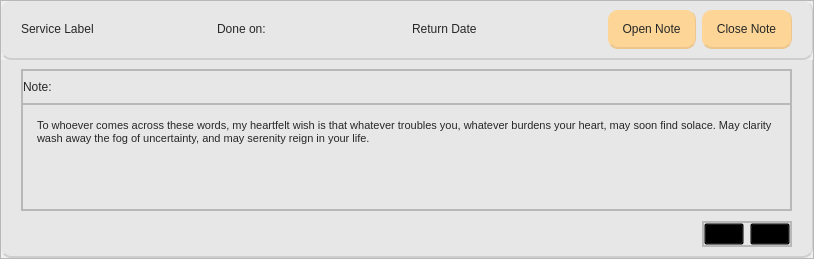
The window that Desktop_Application/Frontend/serviceCard.ui (DreddVDomasian/Petmate-Desktop-Application) describes before a commit, drawn with Qt 5.
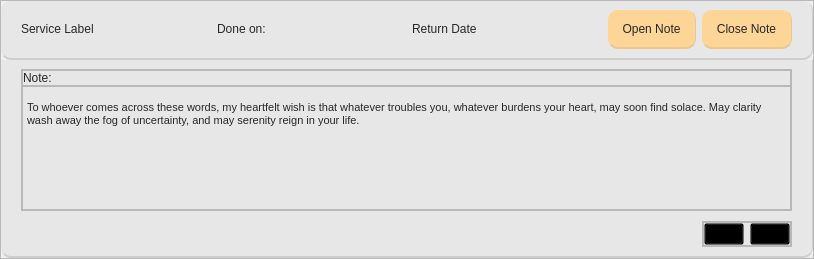
The same window after the commit. Icons and pictures are not drawn.

```diff
--- a/Desktop_Application/Frontend/serviceCard.ui
+++ b/Desktop_Application/Frontend/serviceCard.ui
@@ -276,14 +276,29 @@
                <enum>QFrame::Raised</enum>
               </property>
               <layout class="QHBoxLayout" name="horizontalLayout_5">
+               <property name="spacing">
+                <number>0</number>
+               </property>
                <property name="leftMargin">
                 <number>0</number>
                </property>
+               <property name="topMargin">
+                <number>0</number>
+               </property>
                <property name="rightMargin">
                 <number>0</number>
                </property>
+               <property name="bottomMargin">
+                <number>0</number>
+               </property>
                <item alignment="Qt::AlignTop">
                 <widget class="QLabel" name="label_4">
+                 <property name="sizePolicy">
+                  <sizepolicy hsizetype="Preferred" vsizetype="Preferred">
+                   <horstretch>0</horstretch>
+                   <verstretch>0</verstretch>
+                  </sizepolicy>
+                 </property>
                  <property name="styleSheet">
                   <string notr="true">font: 81 14pt &quot;Montserrat ExtraBold&quot;;
 color:rgb(39, 39, 39);</string>
@@ -315,16 +330,16 @@
                 <number>0</number>
                </property>
                <property name="leftMargin">
-                <number>10</number>
+                <number>0</number>
                </property>
                <property name="topMargin">
                 <number>10</number>
                </property>
                <property name="rightMargin">
-                <number>10</number>
+                <number>0</number>
                </property>
                <property name="bottomMargin">
-                <number>10</number>
+                <number>0</number>
                </property>
                <item alignment="Qt::AlignTop">
                 <widget class="QTextEdit" name="noteLabel">
```
